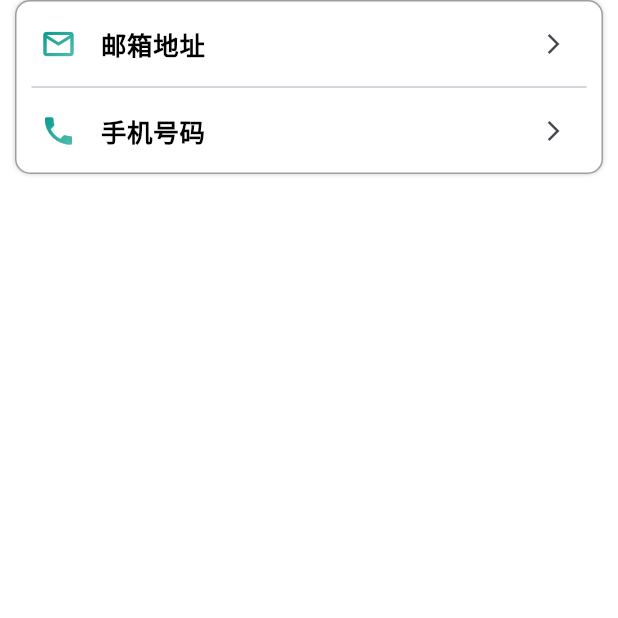
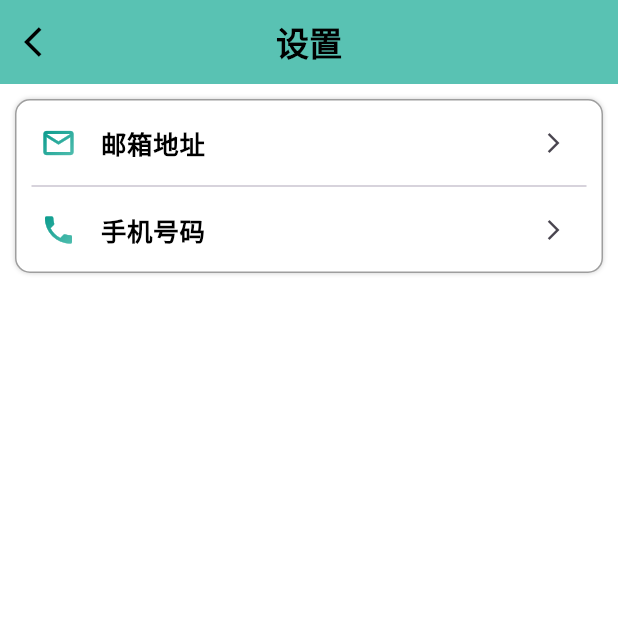
Before and after one commit to IHLZH/jiayuan, a Flutter app: the SettingPage screen opened by its route, on a phone screen of 412 x 824 dp, the top half of it. Run offline on Flutter 3.47's test engine with Material 3 defaults, Android fonts, the phone set to English and light mode, and no system bars; drawn by our look-alikes of oktoast; our stand-ins replace cached_network_image, cookie_jar, dio, dio_cookie_manager, flutter_screenutil, flutter_swiper_view and 4 more; missing offline and left inert: amap_flutter_base, amap_flutter_location, amap_flutter_map, dart:ffi, flustars, flutter_pickers; accounts and stored records are empty.

Commit message:
添加设置页

```diff
--- a/lib/page/user_page/setting_page/setting_page.dart
+++ b/lib/page/user_page/setting_page/setting_page.dart
@@ -45,7 +45,7 @@ class _SettingPageState extends State<SettingPage> {
             ),
             title: Text(
               title,
-              style: TextStyle(color:Colors.black),
+              style: TextStyle(color: Colors.black),
             ),
             trailing: Icon(Icons.arrow_forward_ios, size: 16),
           ),
@@ -62,8 +62,23 @@ class _SettingPageState extends State<SettingPage> {
       );
     }
 
-    return SafeArea(
+    return Scaffold(
+      backgroundColor: Colors.white,
+      appBar: AppBar(
+        title: Text('设置', style: TextStyle(color: Colors.black,fontWeight: FontWeight.bold)),
+        centerTitle: true,
+        elevation: 0,
+        backgroundColor: AppColors.appColor,
+        leading: IconButton(
+          icon: Icon(Icons.arrow_back_ios, color: Colors.black),
+          onPressed: () {
+            Navigator.pop(context);
+          },
+        ),
+      ),
+      body: SafeArea(
           child: SingleChildScrollView(
+            padding: EdgeInsets.only(top:10.r),
         child: Column(
           children: [
             Container(
@@ -91,6 +106,7 @@ class _SettingPageState extends State<SettingPage> {
             ),
           ],
         ),
-    ));
+      )),
+    );
   }
 }
```
Lines whose indentation alone changed are shown as unchanged.
